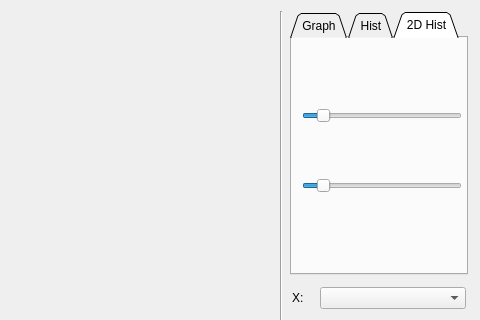
Old version of the form widgets/plotWidget.ui in the repository ddyalbert/offline_trigger; both pictures show x 474 to 954 and y 0 to 320 of the 954 by 568 pixel window.
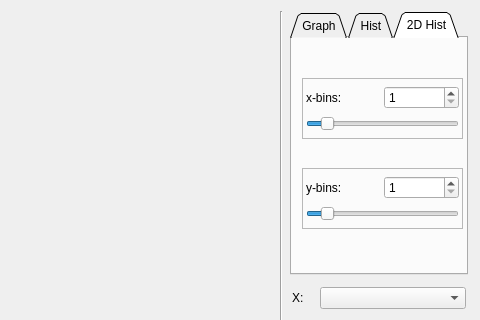
New version of the form. The open tabs and pages were chosen to show the change. Custom widgets are drawn as their Qt base class.

What changed in the file:
```diff
--- a/widgets/plotWidget.ui
+++ b/widgets/plotWidget.ui
@@ -157,61 +157,257 @@
          <attribute name="title">
           <string>2D Hist</string>
          </attribute>
-         <widget class="QSlider" name="Sli_nbinX">
+         <widget class="QFrame" name="frame">
           <property name="geometry">
            <rect>
             <x>10</x>
-            <y>70</y>
-            <width>160</width>
-            <height>16</height>
+            <y>130</y>
+            <width>161</width>
+            <height>61</height>
            </rect>
           </property>
-          <property name="minimum">
-           <number>1</number>
+          <property name="frameShape">
+           <enum>QFrame::StyledPanel</enum>
           </property>
-          <property name="maximum">
-           <number>1000</number>
+          <property name="frameShadow">
+           <enum>QFrame::Raised</enum>
           </property>
-          <property name="value">
-           <number>100</number>
-          </property>
-          <property name="orientation">
-           <enum>Qt::Horizontal</enum>
-          </property>
-          <property name="tickPosition">
-           <enum>QSlider::NoTicks</enum>
-          </property>
-          <property name="tickInterval">
-           <number>100</number>
-          </property>
+          <layout class="QVBoxLayout" name="verticalLayout_2">
+           <property name="spacing">
+            <number>2</number>
+           </property>
+           <property name="leftMargin">
+            <number>3</number>
+           </property>
+           <property name="topMargin">
+            <number>2</number>
+           </property>
+           <property name="rightMargin">
+            <number>3</number>
+           </property>
+           <property name="bottomMargin">
+            <number>2</number>
+           </property>
+           <item>
+            <widget class="QWidget" name="horizontalWidget" native="true">
+             <property name="sizePolicy">
+              <sizepolicy hsizetype="Preferred" vsizetype="Fixed">
+               <horstretch>0</horstretch>
+               <verstretch>1</verstretch>
+              </sizepolicy>
+             </property>
+             <layout class="QHBoxLayout" name="horizontalLayout_5">
+              <property name="spacing">
+               <number>2</number>
+              </property>
+              <property name="leftMargin">
+               <number>0</number>
+              </property>
+              <property name="topMargin">
+               <number>2</number>
+              </property>
+              <property name="rightMargin">
+               <number>0</number>
+              </property>
+              <property name="bottomMargin">
+               <number>2</number>
+              </property>
+              <item>
+               <widget class="QLabel" name="label">
+                <property name="sizePolicy">
+                 <sizepolicy hsizetype="Preferred" vsizetype="Preferred">
+                  <horstretch>0</horstretch>
+                  <verstretch>1</verstretch>
+                 </sizepolicy>
+                </property>
+                <property name="text">
+                 <string>y-bins:</string>
+                </property>
+               </widget>
+              </item>
+              <item>
+               <widget class="QSpinBox" name="SB_nbinY">
+                <property name="sizePolicy">
+                 <sizepolicy hsizetype="Minimum" vsizetype="Fixed">
+                  <horstretch>0</horstretch>
+                  <verstretch>1</verstretch>
+                 </sizepolicy>
+                </property>
+                <property name="minimum">
+                 <number>1</number>
+                </property>
+                <property name="maximum">
+                 <number>1000</number>
+                </property>
+               </widget>
+              </item>
+             </layout>
+            </widget>
+           </item>
+           <item>
+            <widget class="QSlider" name="Sli_nbinY">
+             <property name="sizePolicy">
+              <sizepolicy hsizetype="Expanding" vsizetype="Fixed">
+               <horstretch>0</horstretch>
+               <verstretch>2</verstretch>
+              </sizepolicy>
+             </property>
+             <property name="minimum">
+              <number>1</number>
+             </property>
+             <property name="maximum">
+              <number>1000</number>
+             </property>
+             <property name="value">
+              <number>100</number>
+             </property>
+             <property name="tracking">
+              <bool>false</bool>
+             </property>
+             <property name="orientation">
+              <enum>Qt::Horizontal</enum>
+             </property>
+             <property name="invertedAppearance">
+              <bool>false</bool>
+             </property>
+             <property name="invertedControls">
+              <bool>false</bool>
+             </property>
+             <property name="tickPosition">
+              <enum>QSlider::NoTicks</enum>
+             </property>
+             <property name="tickInterval">
+              <number>100</number>
+             </property>
+            </widget>
+           </item>
+          </layout>
          </widget>
-         <widget class="QSlider" name="Sli_nbinY">
+         <widget class="QFrame" name="frame_4">
           <property name="geometry">
            <rect>
             <x>10</x>
-            <y>140</y>
-            <width>160</width>
-            <height>16</height>
+            <y>40</y>
+            <width>161</width>
+            <height>61</height>
            </rect>
           </property>
-          <property name="minimum">
-           <number>1</number>
+          <property name="frameShape">
+           <enum>QFrame::StyledPanel</enum>
           </property>
-          <property name="maximum">
-           <number>1000</number>
+          <property name="frameShadow">
+           <enum>QFrame::Raised</enum>
           </property>
-          <property name="value">
-           <number>100</number>
-          </property>
-          <property name="orientation">
-           <enum>Qt::Horizontal</enum>
-          </property>
-          <property name="tickPosition">
-           <enum>QSlider::NoTicks</enum>
-          </property>
-          <property name="tickInterval">
-           <number>100</number>
-          </property>
+          <layout class="QVBoxLayout" name="verticalLayout_3">
+           <property name="spacing">
+            <number>2</number>
+           </property>
+           <property name="leftMargin">
+            <number>3</number>
+           </property>
+           <property name="topMargin">
+            <number>2</number>
+           </property>
+           <property name="rightMargin">
+            <number>3</number>
+           </property>
+           <property name="bottomMargin">
+            <number>2</number>
+           </property>
+           <item>
+            <widget class="QWidget" name="horizontalWidget_2" native="true">
+             <property name="sizePolicy">
+              <sizepolicy hsizetype="Preferred" vsizetype="Fixed">
+               <horstretch>0</horstretch>
+               <verstretch>1</verstretch>
+              </sizepolicy>
+             </property>
+             <layout class="QHBoxLayout" name="horizontalLayout_6">
+              <property name="spacing">
+               <number>2</number>
+              </property>
+              <property name="leftMargin">
+               <number>0</number>
+              </property>
+              <property name="topMargin">
+               <number>2</number>
+              </property>
+              <property name="rightMargin">
+               <number>0</number>
+              </property>
+              <property name="bottomMargin">
+               <number>2</number>
+              </property>
+              <item>
+               <widget class="QLabel" name="label_6">
+                <property name="sizePolicy">
+                 <sizepolicy hsizetype="Preferred" vsizetype="Preferred">
+                  <horstretch>0</horstretch>
+                  <verstretch>1</verstretch>
+                 </sizepolicy>
+                </property>
+                <property name="text">
+                 <string>x-bins:</string>
+                </property>
+               </widget>
+              </item>
+              <item>
+               <widget class="QSpinBox" name="SB_nbinX">
+                <property name="sizePolicy">
+                 <sizepolicy hsizetype="Minimum" vsizetype="Fixed">
+                  <horstretch>0</horstretch>
+                  <verstretch>1</verstretch>
+                 </sizepolicy>
+                </property>
+                <property name="minimum">
+                 <number>1</number>
+                </property>
+                <property name="maximum">
+                 <number>1000</number>
+                </property>
+               </widget>
+              </item>
+             </layout>
+            </widget>
+           </item>
+           <item>
+            <widget class="QSlider" name="Sli_nbinX">
+             <property name="sizePolicy">
+              <sizepolicy hsizetype="Expanding" vsizetype="Fixed">
+               <horstretch>0</horstretch>
+               <verstretch>2</verstretch>
+              </sizepolicy>
+             </property>
+             <property name="minimum">
+              <number>1</number>
+             </property>
+             <property name="maximum">
+              <number>1000</number>
+             </property>
+             <property name="value">
+              <number>100</number>
+             </property>
+             <property name="tracking">
+              <bool>false</bool>
+             </property>
+             <property name="orientation">
+              <enum>Qt::Horizontal</enum>
+             </property>
+             <property name="invertedAppearance">
+              <bool>false</bool>
+             </property>
+             <property name="invertedControls">
+              <bool>false</bool>
+             </property>
+             <property name="tickPosition">
+              <enum>QSlider::NoTicks</enum>
+             </property>
+             <property name="tickInterval">
+              <number>100</number>
+             </property>
+            </widget>
+           </item>
+          </layout>
          </widget>
         </widget>
        </widget>
```
Left out of the diff: 278 changed lines with no effect on the pictures.
